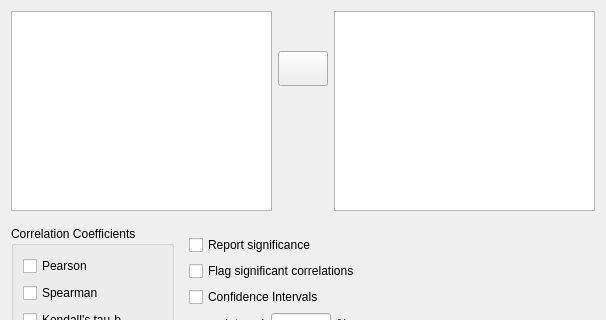
Qt form JASP-Desktop/analysisforms/correlationform.ui (jasp-stats/jasp-desktop) before a commit; both pictures show x 0 to 606 and y 0 to 320 of the 606 by 1088 pixel window.
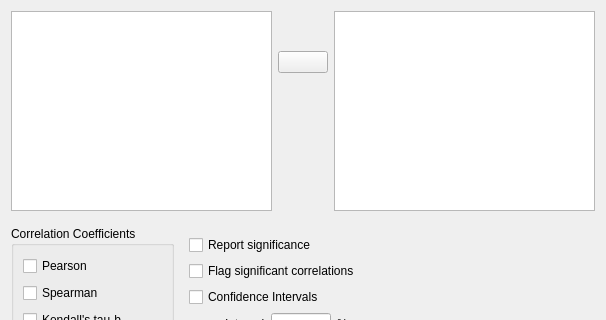
The same form after that commit. Custom widgets are drawn as their Qt base class.

Diff of the .ui file:
```diff
--- a/JASP-Desktop/analysisforms/correlationform.ui
+++ b/JASP-Desktop/analysisforms/correlationform.ui
@@ -74,13 +74,13 @@
         <property name="minimumSize">
          <size>
           <width>50</width>
-          <height>35</height>
+          <height>0</height>
          </size>
         </property>
         <property name="maximumSize">
          <size>
           <width>50</width>
-          <height>35</height>
+          <height>16777215</height>
          </size>
         </property>
         <property name="text">
```
